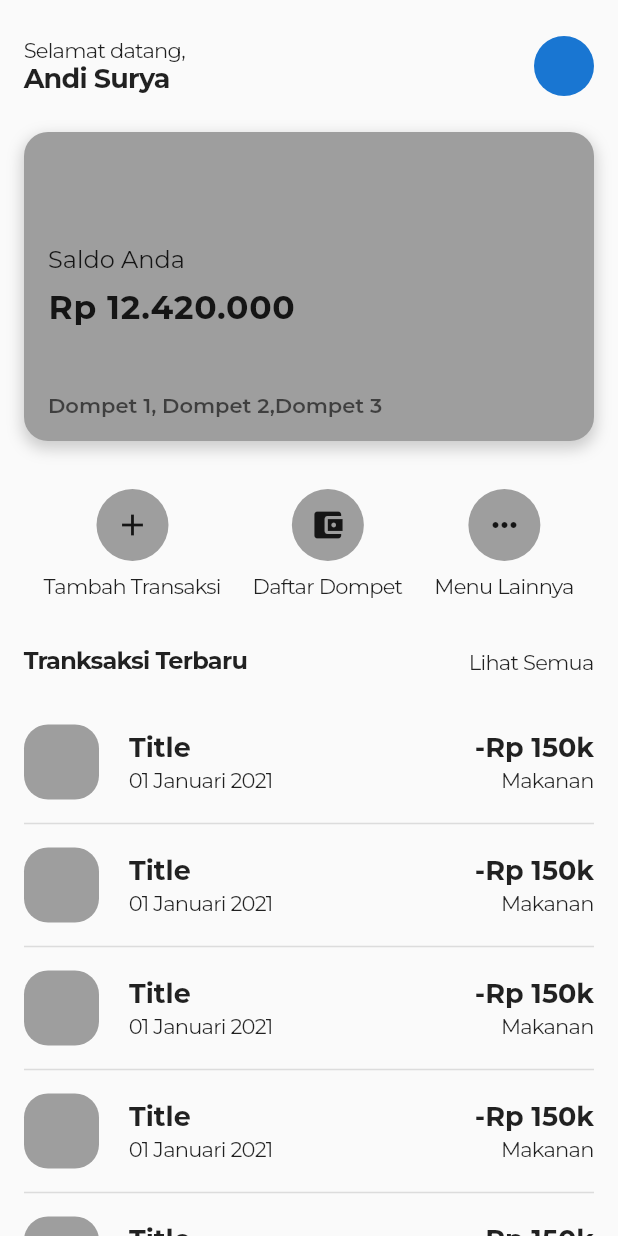
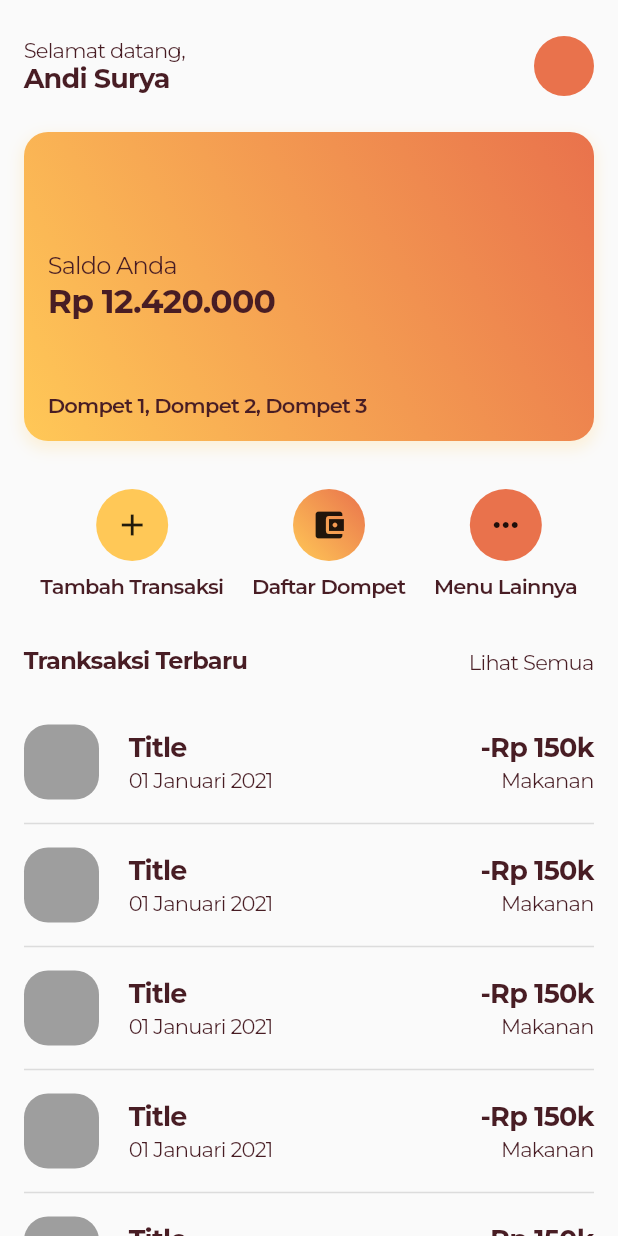
Before and after one commit to andisoer/money-book, a Flutter app: the screen it shows after launch, on a phone screen of 412 x 824 dp. Run offline on Flutter 3.47's test engine with Material 2 defaults, Android fonts, the phone set to English and light mode, and no system bars; our stand-ins replace google_fonts.

Commit message:
refractor text style and colors

```diff
--- a/lib/common/config/themes.dart
+++ b/lib/common/config/themes.dart
@@ -1,5 +1,64 @@
+import 'package:flutter/material.dart';
+import 'package:google_fonts/google_fonts.dart';
+
 class AppTheme {
   static final textStyle = _TextStyles();
+  static final colors = _Colors();
 }
 
-class _TextStyles {}
+class _Colors {
+  final baseColor = const Color(0xffffc857);
+  final secondaryColor = const Color(0xffE9724C);
+  final textPrimary = const Color(0xff481D24);
+  final white = const Color(0xffffffff);
+}
+
+class _TextStyles {
+  final f14TextPrimary = GoogleFonts.montserrat(
+    fontSize: 14,
+    letterSpacing: -0.5,
+    color: AppTheme.colors.textPrimary,
+  );
+
+  final f14TextPrimaryW400 = GoogleFonts.montserrat(
+    fontWeight: FontWeight.w400,
+    letterSpacing: -0.5,
+    fontSize: 14,
+    color: AppTheme.colors.textPrimary,
+  );
+
+  final f14TextPrimaryW600 = GoogleFonts.montserrat(
+    fontWeight: FontWeight.w600,
+    letterSpacing: -0.5,
+    fontSize: 14,
+    color: AppTheme.colors.textPrimary,
+  );
+
+  final f16TextPrimaryW400 = GoogleFonts.montserrat(
+    fontWeight: FontWeight.w400,
+    letterSpacing: -0.5,
+    fontSize: 16,
+    color: AppTheme.colors.textPrimary,
+  );
+
+  final f16TextPrimaryW700 = GoogleFonts.montserrat(
+    fontWeight: FontWeight.w700,
+    fontSize: 16,
+    letterSpacing: -0.5,
+    color: AppTheme.colors.textPrimary,
+  );
+
+  final f18TextPrimaryw700 = GoogleFonts.montserrat(
+    fontWeight: FontWeight.w700,
+    fontSize: 18,
+    letterSpacing: -0.5,
+    color: AppTheme.colors.textPrimary,
+  );
+
+  final f22TextPrimaryw700 = GoogleFonts.montserrat(
+    fontWeight: FontWeight.w700,
+    fontSize: 22,
+    letterSpacing: -0.5,
+    color: AppTheme.colors.textPrimary,
+  );
+}
--- a/lib/features/home/presentation/page/home_page.dart
+++ b/lib/features/home/presentation/page/home_page.dart
@@ -1,5 +1,5 @@
 import 'package:flutter/material.dart';
-import 'package:google_fonts/google_fonts.dart';
+import 'package:money_book/common/config/themes.dart';
 import 'package:money_book/features/home/presentation/widget/item_transaction.dart';
 import 'package:money_book/features/home/presentation/widget/menu_action.dart';
 import 'package:money_book/features/home/presentation/widget/user_information.dart';
@@ -37,18 +37,11 @@ class HomePage extends StatelessWidget {
                 children: [
                   Text(
                     'Tranksaksi Terbaru',
-                    style: GoogleFonts.montserrat(
-                      fontWeight: FontWeight.w700,
-                      fontSize: 16,
-                      letterSpacing: -0.5,
-                    ),
+                    style: AppTheme.textStyle.f16TextPrimaryW700,
                   ),
                   Text(
                     'Lihat Semua',
-                    style: GoogleFonts.montserrat(
-                      fontSize: 14,
-                      letterSpacing: -0.5,
-                    ),
+                    style: AppTheme.textStyle.f14TextPrimary,
                   ),
                 ],
               ),
--- a/lib/features/home/presentation/widget/item_action.dart
+++ b/lib/features/home/presentation/widget/item_action.dart
@@ -1,12 +1,16 @@
 import 'package:flutter/material.dart';
-import 'package:google_fonts/google_fonts.dart';
+import 'package:money_book/common/config/themes.dart';
 
 class ItemAction extends StatelessWidget {
   final String title;
   final Widget icon;
+  final Color? color;
+  final Gradient? gradient;
   const ItemAction({
     required this.title,
     required this.icon,
+    this.color,
+    this.gradient,
     Key? key,
   }) : super(key: key);
 
@@ -15,8 +19,9 @@ class ItemAction extends StatelessWidget {
     return Column(
       children: [
         Container(
-          decoration: const BoxDecoration(
-            color: Colors.grey,
+          decoration: BoxDecoration(
+            gradient: gradient,
+            color: color ?? Colors.grey,
             shape: BoxShape.circle,
           ),
           child: IconButton(onPressed: () {}, icon: icon),
@@ -26,11 +31,7 @@ class ItemAction extends StatelessWidget {
         ),
         Text(
           title,
-          style: GoogleFonts.montserrat(
-            fontSize: 14,
-            fontWeight: FontWeight.w400,
-            letterSpacing: -0.5,
-          ),
+          style: AppTheme.textStyle.f14TextPrimaryW600,
         ),
       ],
     );
--- a/lib/features/home/presentation/widget/item_transaction.dart
+++ b/lib/features/home/presentation/widget/item_transaction.dart
@@ -1,5 +1,5 @@
 import 'package:flutter/material.dart';
-import 'package:google_fonts/google_fonts.dart';
+import 'package:money_book/common/config/themes.dart';
 
 class ItemTransaction extends StatelessWidget {
   const ItemTransaction({
@@ -35,18 +35,14 @@ class ItemTransaction extends StatelessWidget {
                 children: [
                   Text(
                     'Title',
-                    style: GoogleFonts.montserrat(
-                        fontWeight: FontWeight.w700, fontSize: 18),
+                    style: AppTheme.textStyle.f18TextPrimaryw700,
                   ),
                   const SizedBox(
                     height: 2,
                   ),
                   Text(
                     '01 Januari 2021',
-                    style: GoogleFonts.montserrat(
-                      fontSize: 14,
-                      letterSpacing: -0.5,
-                    ),
+                    style: AppTheme.textStyle.f14TextPrimaryW400,
                   ),
                 ],
               ),
@@ -56,20 +52,14 @@ class ItemTransaction extends StatelessWidget {
                   children: [
                     Text(
                       '-Rp 150k',
-                      style: GoogleFonts.montserrat(
-                        fontWeight: FontWeight.w700,
-                        fontSize: 18,
-                      ),
+                      style: AppTheme.textStyle.f18TextPrimaryw700,
                     ),
                     const SizedBox(
                       height: 2,
                     ),
                     Text(
                       'Makanan',
-                      style: GoogleFonts.montserrat(
-                        fontSize: 14,
-                        letterSpacing: -0.5,
-                      ),
+                      style: AppTheme.textStyle.f14TextPrimaryW400,
                     )
                   ],
                 ),
--- a/lib/features/home/presentation/widget/menu_action.dart
+++ b/lib/features/home/presentation/widget/menu_action.dart
@@ -1,4 +1,5 @@
 import 'package:flutter/material.dart';
+import 'package:money_book/common/config/themes.dart';
 import 'package:money_book/features/home/presentation/widget/item_action.dart';
 
 class MenuAction extends StatelessWidget {
@@ -10,29 +11,39 @@ class MenuAction extends StatelessWidget {
   Widget build(BuildContext context) {
     return Row(
       mainAxisAlignment: MainAxisAlignment.spaceEvenly,
-      children: const [
-        SizedBox(
+      children: [
+        const SizedBox(
           width: 24,
         ),
         ItemAction(
           title: 'Tambah Transaksi',
-          icon: Icon(Icons.add),
+          icon: const Icon(Icons.add),
+          color: AppTheme.colors.baseColor,
         ),
-        SizedBox(
+        const SizedBox(
           width: 16,
         ),
         ItemAction(
           title: 'Daftar Dompet',
-          icon: Icon(Icons.account_balance_wallet),
+          icon: const Icon(Icons.account_balance_wallet),
+          gradient: LinearGradient(
+            begin: Alignment.bottomLeft,
+            end: Alignment.topRight,
+            colors: [
+              AppTheme.colors.baseColor,
+              AppTheme.colors.secondaryColor,
+            ],
+          ),
         ),
-        SizedBox(
+        const SizedBox(
           width: 16,
         ),
         ItemAction(
           title: 'Menu Lainnya',
-          icon: Icon(Icons.more_horiz),
+          icon: const Icon(Icons.more_horiz),
+          color: AppTheme.colors.secondaryColor,
         ),
-        SizedBox(
+        const SizedBox(
           width: 24,
         ),
       ],
--- a/lib/features/home/presentation/widget/user_information.dart
+++ b/lib/features/home/presentation/widget/user_information.dart
@@ -1,5 +1,5 @@
 import 'package:flutter/material.dart';
-import 'package:google_fonts/google_fonts.dart';
+import 'package:money_book/common/config/themes.dart';
 
 class UserInformation extends StatelessWidget {
   const UserInformation({
@@ -18,23 +18,16 @@ class UserInformation extends StatelessWidget {
             children: [
               Text(
                 'Selamat datang,',
-                style: GoogleFonts.montserrat(
-                  fontWeight: FontWeight.w400,
-                  letterSpacing: -0.5,
-                  fontSize: 14,
-                ),
+                style: AppTheme.textStyle.f14TextPrimaryW400,
               ),
               Text(
                 'Andi Surya',
-                style: GoogleFonts.montserrat(
-                  fontWeight: FontWeight.w700,
-                  fontSize: 18,
-                  letterSpacing: -0.5,
-                ),
+                style: AppTheme.textStyle.f18TextPrimaryw700,
               ),
             ],
           ),
           CircleAvatar(
+            backgroundColor: AppTheme.colors.secondaryColor,
             child: Container(),
           ),
         ],
--- a/lib/features/home/presentation/widget/wallet_card.dart
+++ b/lib/features/home/presentation/widget/wallet_card.dart
@@ -1,5 +1,5 @@
 import 'package:flutter/material.dart';
-import 'package:google_fonts/google_fonts.dart';
+import 'package:money_book/common/config/themes.dart';
 
 class WalletCard extends StatelessWidget {
   const WalletCard({
@@ -13,13 +13,20 @@ class WalletCard extends StatelessWidget {
       margin: const EdgeInsets.symmetric(horizontal: 16),
       height: MediaQuery.of(context).size.height * 1 / 4,
       decoration: BoxDecoration(
-        color: Colors.grey,
+        gradient: LinearGradient(
+          begin: Alignment.bottomLeft,
+          end: Alignment.topRight,
+          colors: [
+            AppTheme.colors.baseColor,
+            AppTheme.colors.secondaryColor,
+          ],
+        ),
         borderRadius: const BorderRadius.all(
           Radius.circular(16),
         ),
         boxShadow: [
           BoxShadow(
-            color: Colors.grey.withOpacity(0.5),
+            color: AppTheme.colors.baseColor.withOpacity(0.2),
             blurRadius: 8,
             spreadRadius: 1,
             offset: const Offset(0, 4),
@@ -37,21 +44,11 @@ class WalletCard extends StatelessWidget {
                 children: [
                   Text(
                     'Saldo Anda',
-                    style: GoogleFonts.montserrat(
-                      fontWeight: FontWeight.w400,
-                      fontSize: 16,
-                    ),
-                  ),
-                  const SizedBox(
-                    height: 8,
+                    style: AppTheme.textStyle.f16TextPrimaryW400,
                   ),
                   Text(
                     'Rp 12.420.000',
-                    style: GoogleFonts.montserrat(
-                      fontWeight: FontWeight.w700,
-                      fontSize: 22,
-                      letterSpacing: 0.5,
-                    ),
+                    style: AppTheme.textStyle.f22TextPrimaryw700,
                   ),
                 ],
               ),
@@ -59,12 +56,8 @@ class WalletCard extends StatelessWidget {
           ),
           Positioned(
             child: Text(
-              'Dompet 1, Dompet 2,Dompet 3',
-              style: GoogleFonts.montserrat(
-                fontWeight: FontWeight.w600,
-                color: Colors.black.withOpacity(0.6),
-                fontSize: 14,
-              ),
+              'Dompet 1, Dompet 2, Dompet 3',
+              style: AppTheme.textStyle.f14TextPrimaryW600,
             ),
           ),
         ],
```
